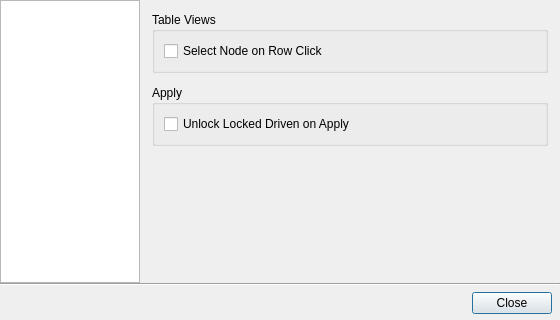
Above: ui/resources/preferences_dialog.ui from zebraed/sdkk before the change. Below: the same form after it.
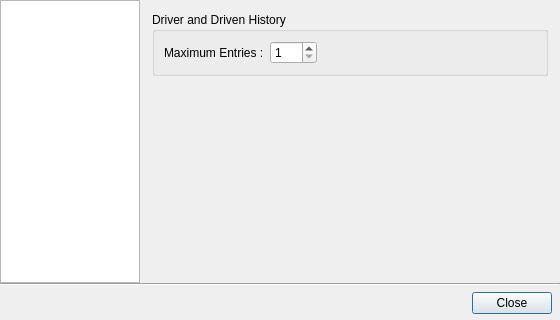
That is the form after the change. The open tabs and pages were chosen to show the change.

Commit message: Add history management

```diff
--- a/ui/resources/preferences_dialog.ui
+++ b/ui/resources/preferences_dialog.ui
@@ -173,6 +173,80 @@
          </item>
         </layout>
        </widget>
+       <widget class="QWidget" name="page_history">
+        <layout class="QVBoxLayout" name="verticalLayout_history">
+         <property name="spacing">
+          <number>12</number>
+         </property>
+         <property name="leftMargin">
+          <number>12</number>
+         </property>
+         <property name="topMargin">
+          <number>12</number>
+         </property>
+         <property name="rightMargin">
+          <number>12</number>
+         </property>
+         <property name="bottomMargin">
+          <number>12</number>
+         </property>
+         <item>
+          <widget class="QGroupBox" name="group_history">
+           <property name="title">
+            <string>Driver and Driven History</string>
+           </property>
+           <layout class="QHBoxLayout" name="horizontalLayout_history_limit">
+            <item>
+             <widget class="QLabel" name="label_history_limit">
+              <property name="text">
+               <string>Maximum Entries :</string>
+              </property>
+             </widget>
+            </item>
+            <item>
+             <widget class="QSpinBox" name="spin_history_limit">
+              <property name="toolTip">
+               <string>The number of sets kept in the history. Lowering it hides the older sets, which are dropped the next time a set is added</string>
+              </property>
+              <property name="minimum">
+               <number>1</number>
+              </property>
+              <property name="maximum">
+               <number>100</number>
+              </property>
+             </widget>
+            </item>
+            <item>
+             <spacer name="spacer_history_limit">
+              <property name="orientation">
+               <enum>Qt::Horizontal</enum>
+              </property>
+              <property name="sizeHint" stdset="0">
+               <size>
+                <width>40</width>
+                <height>20</height>
+               </size>
+              </property>
+             </spacer>
+            </item>
+           </layout>
+          </widget>
+         </item>
+         <item>
+          <spacer name="spacer_history">
+           <property name="orientation">
+            <enum>Qt::Vertical</enum>
+           </property>
+           <property name="sizeHint" stdset="0">
+            <size>
+             <width>20</width>
+             <height>0</height>
+            </size>
+           </property>
+          </spacer>
+         </item>
+        </layout>
+       </widget>
        <widget class="QWidget" name="page_language">
         <layout class="QVBoxLayout" name="verticalLayout_language">
          <property name="spacing">
```
The commit also changes 6 other files.
